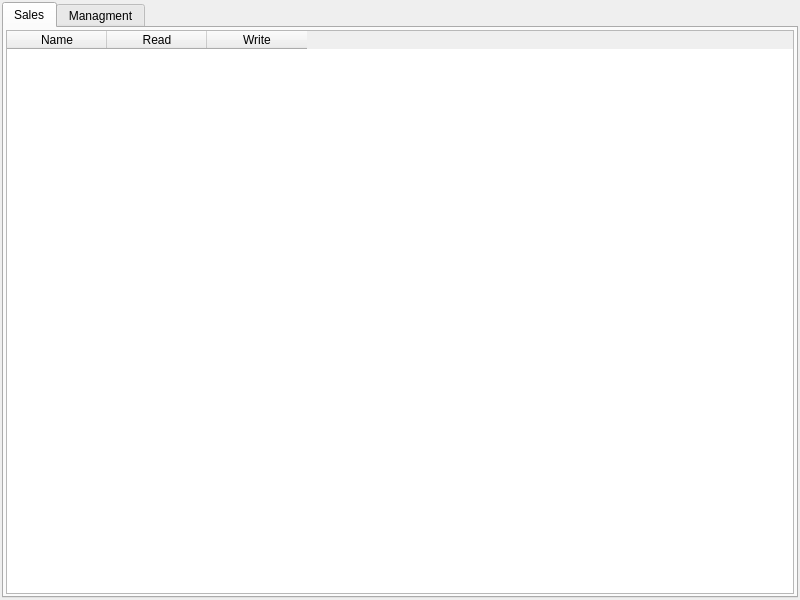
End1-1/CafeV4, file CafeV4_Manager/qdlgemployesaccess.ui: the form before one commit.
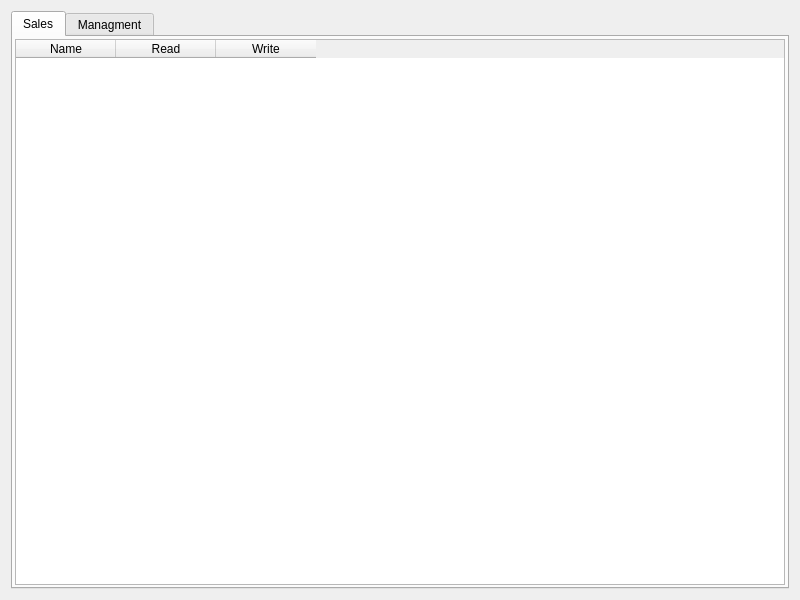
The form after the commit.

The edit to the form file:
```diff
--- a/CafeV4_Manager/qdlgemployesaccess.ui
+++ b/CafeV4_Manager/qdlgemployesaccess.ui
@@ -1,7 +1,7 @@
 <?xml version="1.0" encoding="UTF-8"?>
 <ui version="4.0">
  <class>QDlgEmployesAccess</class>
- <widget class="QMainWindow" name="QDlgEmployesAccess">
+ <widget class="QWidget" name="QDlgEmployesAccess">
   <property name="geometry">
    <rect>
     <x>0</x>
@@ -13,23 +13,7 @@
   <property name="windowTitle">
    <string>MainWindow</string>
   </property>
-  <widget class="QWidget" name="centralwidget">
    <layout class="QHBoxLayout" name="horizontalLayout">
-    <property name="spacing">
-     <number>2</number>
-    </property>
-    <property name="leftMargin">
-     <number>2</number>
-    </property>
-    <property name="topMargin">
-     <number>2</number>
-    </property>
-    <property name="rightMargin">
-     <number>2</number>
-    </property>
-    <property name="bottomMargin">
-     <number>2</number>
-    </property>
     <item>
      <widget class="QTabWidget" name="tabWidget">
       <property name="tabShape">
@@ -123,7 +107,6 @@
      </widget>
     </item>
    </layout>
-  </widget>
  </widget>
  <resources/>
  <connections/>
```
Lines whose indentation alone changed are shown as unchanged.
